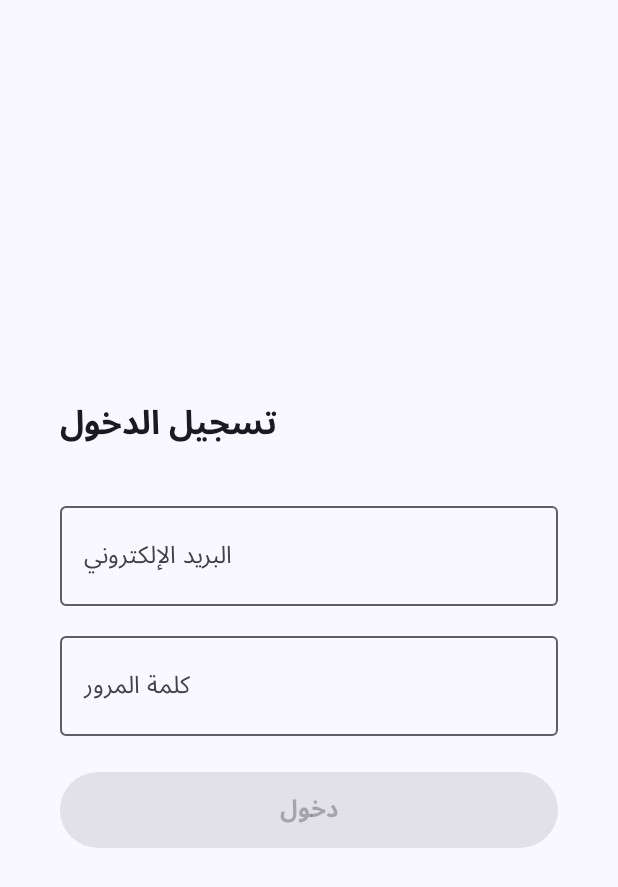
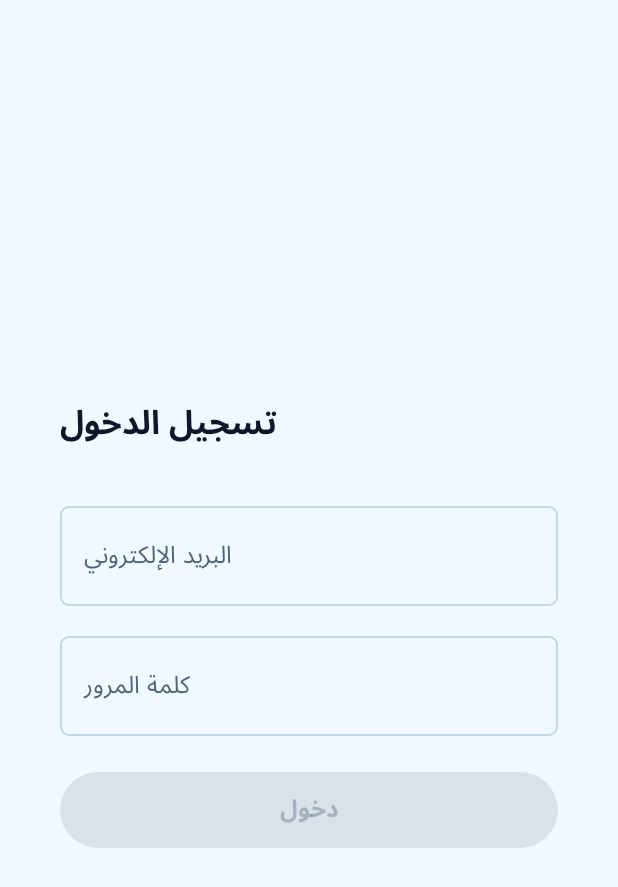
Before and after one commit to SoulyMarket/W4F, an Android app built with Jetpack Compose: the screen it shows after launch (MainActivity), on a phone screen of 412 x 824 dp. Shown: the top 887 px of the screen. Run offline under Robolectric (Android 15) with nearby library versions, the phone set to English and light mode, and no system bars; our stand-ins replace Dagger/Hilt's generated code, Navigation 3; libraries missing offline, so code that uses them is left out: androidx.hilt.lifecycle, com.jakewharton.retrofit2; 4 statements that could not run were skipped.

Commit message:
feat(android): replace stock boilerplate theme with brand colors (step 3.9)
theme/Color.kt and theme/Theme.kt were still Android Studio's
unmodified "Empty Compose Activity" template (Purple80/Purple40/
Pink...), and W4FTheme additionally defaulted to Material You dynamic
color on Android 12+, so the app's actual on-screen palette came from
the device wallpaper rather than from W4F's own design. Replaced with
the same sky/cyan tokens as the web dashboard's index.css @theme block,
dynamicColor defaulted to false, and a Shapes() matching the web's
rounded-corner vocabulary. One theme-level change, cascades to every
Material3 component since MainActivity already wraps everything in a
single W4FTheme.

Not verified on-device — no Android SDK in this session's environment;
flagged in PROGRESS.md rather than claimed as tested.

Co-Authored-By: Claude Sonnet 5 <noreply@anthropic.com>

```diff
--- a/android/app/src/main/java/com/w4f/app/theme/Color.kt
+++ b/android/app/src/main/java/com/w4f/app/theme/Color.kt
@@ -2,10 +2,40 @@ package com.w4f.app.theme
 
 import androidx.compose.ui.graphics.Color
 
-val Purple80 = Color(0xFFD0BCFF)
-val PurpleGrey80 = Color(0xFFCCC2DC)
-val Pink80 = Color(0xFFEFB8C8)
+// W4F's brand palette — the same tokens as the web dashboard's
+// `index.css` `@theme` block (sky/cyan, a "water" association fitting
+// the project), so the Android app and the web dashboard read as one
+// product instead of two unrelated ones. Previously this file still had
+// Android Studio's unmodified "Empty Compose Activity" template colors
+// (Purple80/Purple40/Pink...), and `W4FTheme` additionally defaulted to
+// Material You dynamic color on Android 12+, so the app's actual on-
+// screen color had nothing to do with either palette — it came from
+// whatever the device's wallpaper happened to produce.
 
-val Purple40 = Color(0xFF6650a4)
-val PurpleGrey40 = Color(0xFF625b71)
-val Pink40 = Color(0xFF7D5260)
+val LightPrimary = Color(0xFF0284C7)
+val LightOnPrimary = Color(0xFFFFFFFF)
+val LightSecondary = Color(0xFF06B6D4)
+val LightOnSecondary = Color(0xFF00282E)
+val LightTertiary = Color(0xFF0891B2)
+val LightOnTertiary = Color(0xFFFFFFFF)
+val LightBackground = Color(0xFFF0F9FF)
+val LightOnBackground = Color(0xFF0F172A)
+val LightSurfaceVariant = Color(0xFFEFF7FB)
+val LightOnSurfaceVariant = Color(0xFF51657A)
+val LightOutline = Color(0xFFBFD9E8)
+val LightError = Color(0xFFDC2626)
+val LightOnError = Color(0xFFFFFFFF)
+
+val DarkPrimary = Color(0xFF38BDF8)
+val DarkOnPrimary = Color(0xFF0B1220)
+val DarkSecondary = Color(0xFF22D3EE)
+val DarkOnSecondary = Color(0xFF00282E)
+val DarkTertiary = Color(0xFF2DD4BF)
+val DarkOnTertiary = Color(0xFF00201C)
+val DarkBackground = Color(0xFF0B1220)
+val DarkOnBackground = Color(0xFFE2E8F0)
+val DarkSurfaceVariant = Color(0xFF111C2E)
+val DarkOnSurfaceVariant = Color(0xFF93A4BB)
+val DarkOutline = Color(0xFF32465E)
+val DarkError = Color(0xFFF87171)
+val DarkOnError = Color(0xFF450A0A)
--- a/android/app/src/main/java/com/w4f/app/theme/Theme.kt
+++ b/android/app/src/main/java/com/w4f/app/theme/Theme.kt
@@ -2,38 +2,80 @@ package com.w4f.app.theme
 
 import android.os.Build
 import androidx.compose.foundation.isSystemInDarkTheme
+import androidx.compose.foundation.shape.RoundedCornerShape
 import androidx.compose.material3.MaterialTheme
+import androidx.compose.material3.Shapes
 import androidx.compose.material3.darkColorScheme
 import androidx.compose.material3.dynamicDarkColorScheme
 import androidx.compose.material3.dynamicLightColorScheme
 import androidx.compose.material3.lightColorScheme
 import androidx.compose.runtime.Composable
 import androidx.compose.ui.platform.LocalContext
+import androidx.compose.ui.unit.dp
 
-private val DarkColorScheme = darkColorScheme(primary = Purple80, secondary = PurpleGrey80, tertiary = Pink80)
+private val DarkColorScheme =
+  darkColorScheme(
+    primary = DarkPrimary,
+    onPrimary = DarkOnPrimary,
+    secondary = DarkSecondary,
+    onSecondary = DarkOnSecondary,
+    tertiary = DarkTertiary,
+    onTertiary = DarkOnTertiary,
+    background = DarkBackground,
+    onBackground = DarkOnBackground,
+    surface = DarkBackground,
+    onSurface = DarkOnBackground,
+    surfaceVariant = DarkSurfaceVariant,
+    onSurfaceVariant = DarkOnSurfaceVariant,
+    outline = DarkOutline,
+    error = DarkError,
+    onError = DarkOnError,
+  )
 
 private val LightColorScheme =
   lightColorScheme(
-    primary = Purple40,
-    secondary = PurpleGrey40,
-    tertiary = Pink40,
+    primary = LightPrimary,
+    onPrimary = LightOnPrimary,
+    secondary = LightSecondary,
+    onSecondary = LightOnSecondary,
+    tertiary = LightTertiary,
+    onTertiary = LightOnTertiary,
+    background = LightBackground,
+    onBackground = LightOnBackground,
+    surface = LightBackground,
+    onSurface = LightOnBackground,
+    surfaceVariant = LightSurfaceVariant,
+    onSurfaceVariant = LightOnSurfaceVariant,
+    outline = LightOutline,
+    error = LightError,
+    onError = LightOnError,
+  )
 
-    /* Other default colors to override
-    background = Color(0xFFFFFBFE),
-    surface = Color(0xFFFFFBFE),
-    onPrimary = Color.White,
-    onSecondary = Color.White,
-    onTertiary = Color.White,
-    onBackground = Color(0xFF1C1B1F),
-    onSurface = Color(0xFF1C1B1F),
-    */
+// Matches the web dashboard's rounded-xl/rounded-md/rounded-full
+// vocabulary (`components/Card.tsx`, `components/Button.tsx`) — a softer,
+// more rounded corner scale than M3's own defaults, so cards and buttons
+// read the same way across both clients.
+private val W4FShapes =
+  Shapes(
+    extraSmall = RoundedCornerShape(6.dp),
+    small = RoundedCornerShape(10.dp),
+    medium = RoundedCornerShape(14.dp),
+    large = RoundedCornerShape(20.dp),
+    extraLarge = RoundedCornerShape(28.dp),
   )
 
 @Composable
 fun W4FTheme(
   darkTheme: Boolean = isSystemInDarkTheme(),
-  // Dynamic color is available on Android 12+
-  dynamicColor: Boolean = true,
+  // Was `true`: on Android 12+ this made Material You derive every role
+  // color from the device's wallpaper, so two phones running the exact
+  // same build could render entirely different colors, neither of them
+  // W4F's own sky/cyan brand. This is a branded government tool, not a
+  // generic utility — its color identity shouldn't depend on the user's
+  // wallpaper. Dynamic color stays available as an explicit opt-in
+  // (`dynamicColor = true`) for a future "use device colors" setting,
+  // but is no longer the default.
+  dynamicColor: Boolean = false,
   content: @Composable () -> Unit,
 ) {
   val colorScheme =
@@ -46,5 +88,5 @@ fun W4FTheme(
       else -> LightColorScheme
     }
 
-  MaterialTheme(colorScheme = colorScheme, typography = Typography, content = content)
+  MaterialTheme(colorScheme = colorScheme, typography = Typography, shapes = W4FShapes, content = content)
 }
```
Also changed, not shown: 1 other file.
